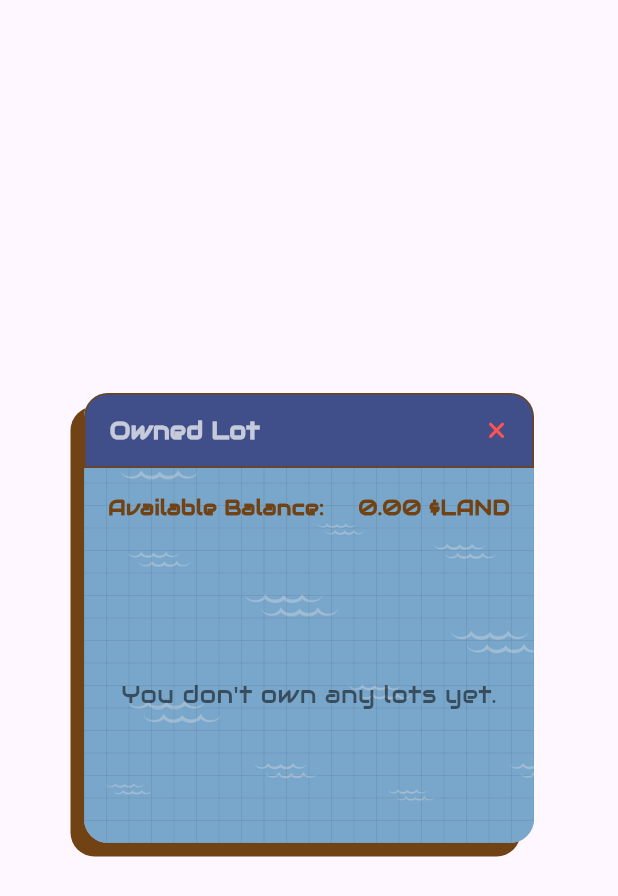
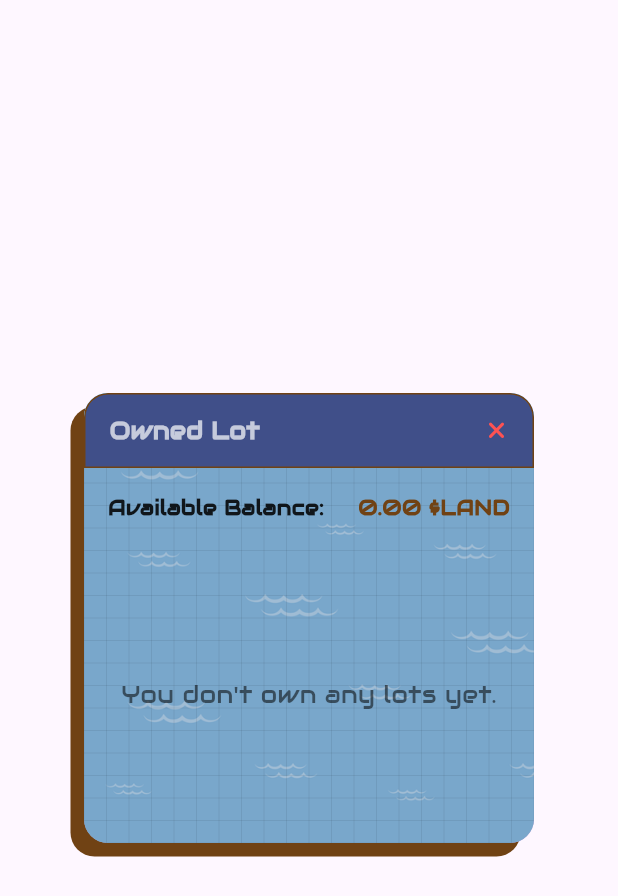
Before and after one commit to romaklym/isla_solara, a Flutter app: the OwnedDialog widget shown alone on an empty page, opened directly with empty values, on a phone screen of 412 x 824 dp. Shown: the top 896 px of the screen. Run offline on Flutter 3.47's test engine with Material 3 defaults, Android fonts, the phone set to English and light mode, and no system bars; our stand-ins replace cloud_firestore, firebase_core, fl_chart, flutter_svg, font_awesome_flutter, go_router; missing offline and left inert: dart:html, dart:js, flutter_gradient_animation_text; accounts and stored records are empty.

Commit message:
updated stats window to properly show most expensive lot, change sstyling o color on owned land

```diff
--- a/lib/dialogs/owned_land_dialog.dart
+++ b/lib/dialogs/owned_land_dialog.dart
@@ -190,7 +190,7 @@ class _OwnedDialogState extends State<OwnedDialog> {
                             fontFamily: "Audiowide",
                             fontSize: 14,
                             fontWeight: FontWeight.bold,
-                            color: Color(0xFF704214),
+                            color: Colors.black87,
                           ),
                         ),
                         Text(
@@ -262,7 +262,7 @@ class _OwnedDialogState extends State<OwnedDialog> {
               fontFamily: "Audiowide",
               fontSize: 16,
               fontWeight: FontWeight.bold,
-              color: const Color(0xFF704214),
+              color: Colors.black87,
             ),
           ),
           const SizedBox(height: 8),
```
Also changed, not shown: lib/dialogs/stats_dialog.dart (+5 -4 lines), 1 other file.
